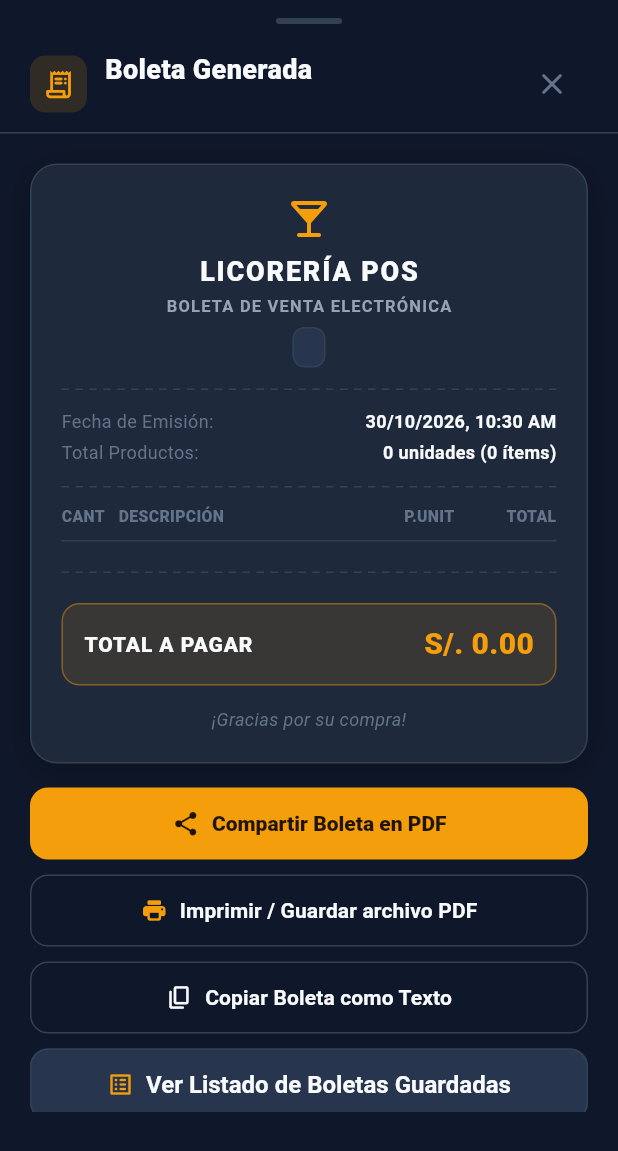
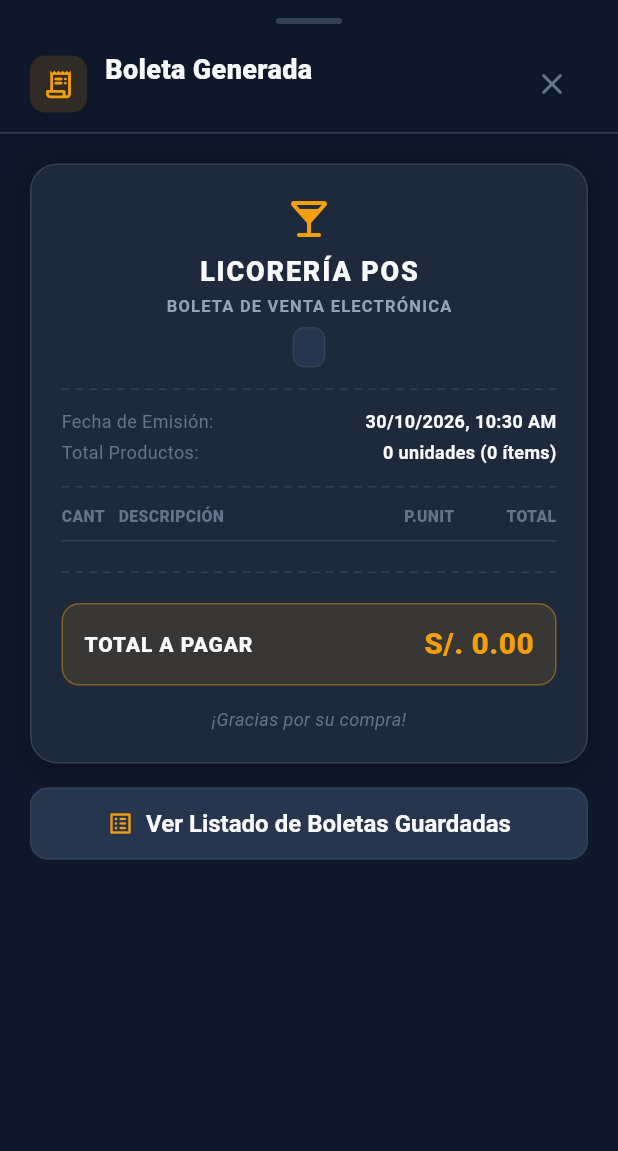
Before and after one commit to JerycoopV/Licoreria-Flutter, a Flutter app: the BoletaReceiptModal widget shown alone on an empty page, opened directly with empty values, on a phone screen of 412 x 824 dp. Shown: the top 1151 px of the screen. Run offline on Flutter 3.47's test engine with Material 3 defaults, Android fonts, the phone set to English and light mode, and no system bars; our stand-ins replace pdf, printing, shared_preferences; accounts and stored records are empty.

Commit message:
Boton guardar

```diff
--- a/lib/presentation/home/widgets/boleta_receipt_modal.dart
+++ b/lib/presentation/home/widgets/boleta_receipt_modal.dart
@@ -1,9 +1,8 @@
 import 'package:flutter/material.dart';
-import 'package:flutter/services.dart';
 import '../../../core/constants/app_colors.dart';
 import '../../../models/boleta.dart';
+import '../../../repositories/boletas_repository.dart';
 import '../../../repositories/sales_repository.dart';
-import '../../../core/services/boleta_pdf_service.dart';
 import '../../boletas/boletas_screen.dart';
 
 /// Modal que muestra el ticket visual de la boleta generada con diseño realista de punto de venta.
@@ -507,90 +506,6 @@ class BoletaReceiptModal extends StatelessWidget {
 
                   const SizedBox(height: 16),
 
-                  // ACCIÓN PRINCIPAL: Compartir PDF
-                  ElevatedButton.icon(
-                    style: ElevatedButton.styleFrom(
-                      backgroundColor: AppColors.primary,
-                      foregroundColor: Colors.black87,
-                      elevation: 0,
-                      padding: const EdgeInsets.symmetric(vertical: 12, horizontal: 16),
-                      minimumSize: const Size.fromHeight(48),
-                      shape: RoundedRectangleBorder(
-                        borderRadius: BorderRadius.circular(12),
-                      ),
-                    ),
-                    icon: const Icon(Icons.share_rounded, size: 19, color: Colors.black87),
-                    label: const Text(
-                      'Compartir Boleta en PDF',
-                      style: TextStyle(fontWeight: FontWeight.w800, fontSize: 14),
-                    ),
-                    onPressed: () => BoletaPdfService.shareBoletaPdf(boleta),
-                  ),
-
-                  const SizedBox(height: 10),
-
-                  // ACCIÓN: Imprimir o Guardar archivo PDF
-                  OutlinedButton.icon(
-                    style: OutlinedButton.styleFrom(
-                      foregroundColor: AppColors.textPrimary,
-                      side: const BorderSide(color: AppColors.cardBorder),
-                      padding: const EdgeInsets.symmetric(vertical: 12, horizontal: 16),
-                      minimumSize: const Size.fromHeight(48),
-                      shape: RoundedRectangleBorder(
-                        borderRadius: BorderRadius.circular(12),
-                      ),
-                    ),
-                    icon: const Icon(Icons.print_rounded, size: 18, color: AppColors.primary),
-                    label: const Text(
-                      'Imprimir / Guardar archivo PDF',
-                      style: TextStyle(fontWeight: FontWeight.w600),
-                    ),
-                    onPressed: () => BoletaPdfService.printOrSavePdf(boleta),
-                  ),
-
-                  const SizedBox(height: 10),
-
-                  // ACCIÓN: Copiar texto del ticket
-                  OutlinedButton.icon(
-                    style: OutlinedButton.styleFrom(
-                      foregroundColor: AppColors.textPrimary,
-                      side: const BorderSide(color: AppColors.cardBorder),
-                      padding: const EdgeInsets.symmetric(vertical: 12, horizontal: 16),
-                      minimumSize: const Size.fromHeight(48),
-                      shape: RoundedRectangleBorder(
-                        borderRadius: BorderRadius.circular(12),
-                      ),
-                    ),
-                    icon: const Icon(Icons.copy_rounded, size: 18),
-                    label: const Text(
-                      'Copiar Boleta como Texto',
-                      style: TextStyle(fontWeight: FontWeight.w600),
-                    ),
-                    onPressed: () {
-                      Clipboard.setData(ClipboardData(text: boleta.toPlainTextTicket()));
-                      ScaffoldMessenger.of(context).showSnackBar(
-                        SnackBar(
-                          backgroundColor: AppColors.surfaceElevated,
-                          behavior: SnackBarBehavior.floating,
-                          shape: RoundedRectangleBorder(
-                            borderRadius: BorderRadius.circular(10),
-                            side: const BorderSide(color: AppColors.cardBorder),
-                          ),
-                          content: const Row(
-                            children: [
-                              Icon(Icons.check_circle_rounded,
-                                  color: AppColors.success, size: 18),
-                              SizedBox(width: 8),
-                              Text('Boleta copiada al portapapeles'),
-                            ],
-                          ),
-                        ),
-                      );
-                    },
-                  ),
-
-                  const SizedBox(height: 10),
-
                   // ACCIÓN: Ver listado de todas las boletas
                   ElevatedButton.icon(
                     style: ElevatedButton.styleFrom(
@@ -620,7 +535,7 @@ class BoletaReceiptModal extends StatelessWidget {
                     },
                   ),
 
-                  // Si se solicita la opción de limpiar la lista tras exportar:
+                  // Si se solicita la opción de guardar o limpiar la lista:
                   if (showClearOption) ...[
                     const SizedBox(height: 18),
                     Container(
@@ -663,17 +578,55 @@ class BoletaReceiptModal extends StatelessWidget {
                           Row(
                             children: [
                               Expanded(
-                                child: OutlinedButton(
-                                  style: OutlinedButton.styleFrom(
-                                    foregroundColor: AppColors.textSecondary,
-                                    side: const BorderSide(
-                                        color: AppColors.cardBorder),
+                                child: ElevatedButton(
+                                  style: ElevatedButton.styleFrom(
+                                    backgroundColor: AppColors.success,
+                                    foregroundColor: Colors.white,
                                     shape: RoundedRectangleBorder(
                                       borderRadius: BorderRadius.circular(10),
                                     ),
                                   ),
-                                  onPressed: () => Navigator.pop(context),
-                                  child: const Text('Mantener'),
+                                  onPressed: () async {
+                                    await BoletasRepository().saveBoleta(boleta);
+                                    if (context.mounted) {
+                                      Navigator.pop(context);
+                                      ScaffoldMessenger.of(context).showSnackBar(
+                                        SnackBar(
+                                          backgroundColor:
+                                              AppColors.surfaceElevated,
+                                          behavior: SnackBarBehavior.floating,
+                                          shape: RoundedRectangleBorder(
+                                            borderRadius:
+                                                BorderRadius.circular(10),
+                                            side: const BorderSide(
+                                                color: AppColors.cardBorder),
+                                          ),
+                                          content: Row(
+                                            children: [
+                                              const Icon(
+                                                  Icons.check_circle_rounded,
+                                                  color: AppColors.success,
+                                                  size: 20),
+                                              const SizedBox(width: 10),
+                                              Expanded(
+                                                child: Text(
+                                                  '${boleta.numero} guardada en el listado de boletas',
+                                                  style: const TextStyle(
+                                                    color: AppColors.textPrimary,
+                                                    fontWeight: FontWeight.w600,
+                                                  ),
+                                                ),
+                                              ),
+                                            ],
+                                          ),
+                                        ),
+                                      );
+                                    }
+                                  },
+                                  child: const Text(
+                                    'Guardar',
+                                    style: TextStyle(fontWeight: FontWeight.w800),
+                                  ),
                                 ),
                               ),
                               const SizedBox(width: 10),
@@ -716,7 +669,7 @@ class BoletaReceiptModal extends StatelessWidget {
                                     }
                                   },
                                   child: const Text(
-                                    'Nueva venta',
+                                    'Limpiar boleta',
                                     style: TextStyle(fontWeight: FontWeight.w800),
                                   ),
                                 ),
```
Also changed, not shown: lib/presentation/home/widgets/export_boleta_button.dart (+4 -32 lines), lib/repositories/boletas_repository.dart (+29 -8 lines).
